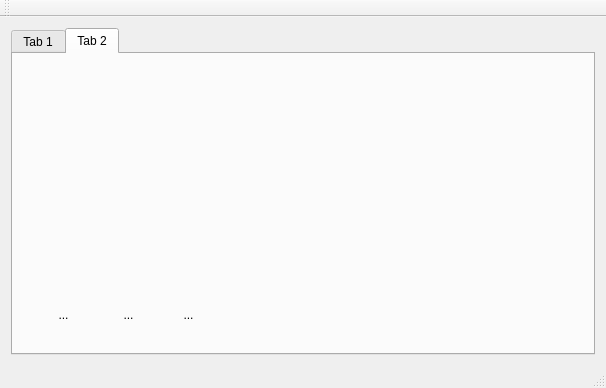
The window that mainwindow.ui (omarCamargo/serialPortQt) describes before a commit, drawn with Qt 5.
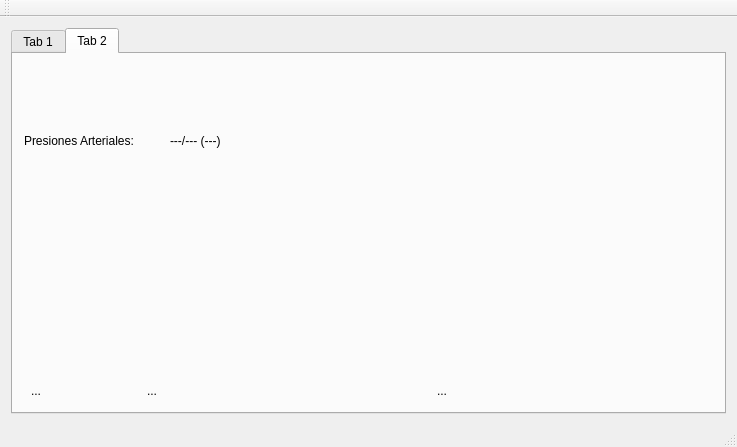
The same window after the commit. Icons and pictures are not drawn. Custom widgets are drawn as their Qt base class.

```diff
--- a/mainwindow.ui
+++ b/mainwindow.ui
@@ -6,16 +6,16 @@
    <rect>
     <x>0</x>
     <y>0</y>
-    <width>606</width>
-    <height>388</height>
+    <width>737</width>
+    <height>447</height>
    </rect>
   </property>
   <property name="windowTitle">
    <string>MainWindow</string>
   </property>
   <widget class="QWidget" name="centralWidget">
-   <layout class="QHBoxLayout" name="horizontalLayout_2">
-    <item>
+   <layout class="QGridLayout" name="gridLayout_2">
+    <item row="0" column="0">
      <widget class="QTabWidget" name="tabWidget">
       <property name="currentIndex">
        <number>1</number>
@@ -229,54 +229,16 @@
        <attribute name="title">
         <string>Tab 2</string>
        </attribute>
-       <widget class="QwtPlot" name="widgetToPlot" native="true">
-        <property name="geometry">
-         <rect>
-          <x>9</x>
-          <y>9</y>
-          <width>564</width>
-          <height>224</height>
-         </rect>
-        </property>
-       </widget>
-       <widget class="QToolButton" name="toolButton">
-        <property name="geometry">
-         <rect>
-          <x>20</x>
-          <y>240</y>
-          <width>61</width>
-          <height>41</height>
-         </rect>
-        </property>
-        <property name="toolTip">
-         <string>Parar</string>
-        </property>
+       <layout class="QGridLayout" name="gridLayout_3">
+        <item row="0" column="0">
+         <widget class="QLabel" name="label_10">
         <property name="text">
-         <string>...</string>
-        </property>
-        <property name="icon">
-         <iconset resource="resources.qrc">
-          <normaloff>:/images/stop.png</normaloff>:/images/stop.png</iconset>
-        </property>
-        <property name="iconSize">
-         <size>
-          <width>32</width>
-          <height>32</height>
-         </size>
-        </property>
-        <property name="autoRaise">
-         <bool>true</bool>
-        </property>
-       </widget>
+           <string>Presiones Arteriales:</string>
+          </property>
+         </widget>
+        </item>
+        <item row="2" column="3">
        <widget class="QToolButton" name="toolButton_2">
-        <property name="geometry">
-         <rect>
-          <x>150</x>
-          <y>240</y>
-          <width>51</width>
-          <height>41</height>
-         </rect>
-        </property>
         <property name="toolTip">
          <string>Exportar datos</string>
         </property>
@@ -297,15 +259,42 @@
          <bool>true</bool>
         </property>
        </widget>
+        </item>
+        <item row="0" column="2">
+         <widget class="QLabel" name="lblPressures">
+          <property name="text">
+           <string>---/--- (---)</string>
+          </property>
+         </widget>
+        </item>
+        <item row="2" column="0">
+         <widget class="QToolButton" name="toolButton">
+          <property name="toolTip">
+           <string>Parar</string>
+          </property>
+          <property name="text">
+           <string>...</string>
+          </property>
+          <property name="icon">
+           <iconset resource="resources.qrc">
+            <normaloff>:/images/stop.png</normaloff>:/images/stop.png</iconset>
+          </property>
+          <property name="iconSize">
+           <size>
+            <width>32</width>
+            <height>32</height>
+           </size>
+          </property>
+          <property name="autoRaise">
+           <bool>true</bool>
+          </property>
+         </widget>
+        </item>
+        <item row="1" column="0" colspan="5">
+         <widget class="QwtPlot" name="widgetToPlot"/>
+        </item>
+        <item row="2" column="1">
        <widget class="QToolButton" name="toolButton_3">
-        <property name="geometry">
-         <rect>
-          <x>90</x>
-          <y>240</y>
-          <width>51</width>
-          <height>41</height>
-         </rect>
-        </property>
         <property name="toolTip">
          <string>Borrar datos</string>
         </property>
@@ -326,6 +315,8 @@
          <bool>true</bool>
         </property>
        </widget>
+        </item>
+       </layout>
       </widget>
      </widget>
     </item>
@@ -355,8 +346,8 @@
  <customwidgets>
   <customwidget>
    <class>QwtPlot</class>
-   <extends>QWidget</extends>
-   <header location="global">qwt_plot.h</header>
+   <extends>QFrame</extends>
+   <header>qwt_plot.h</header>
    <container>1</container>
   </customwidget>
  </customwidgets>
```
Left out of the diff: 4 changed lines with no effect on the pictures. Lines whose indentation alone changed are shown as unchanged.
